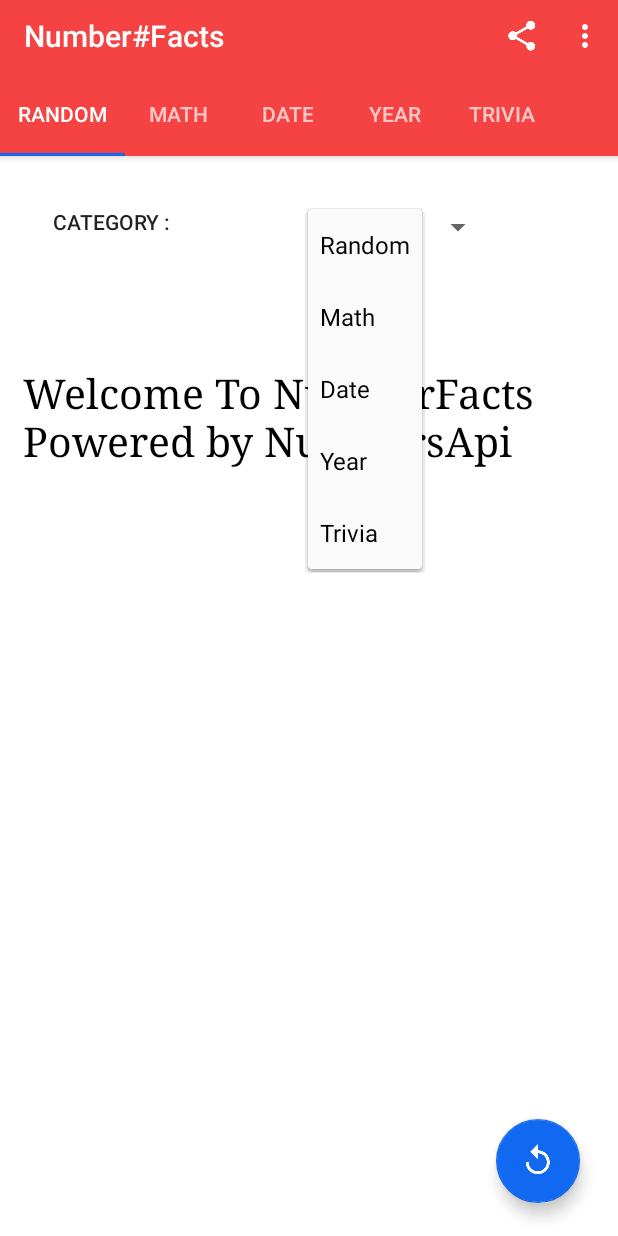
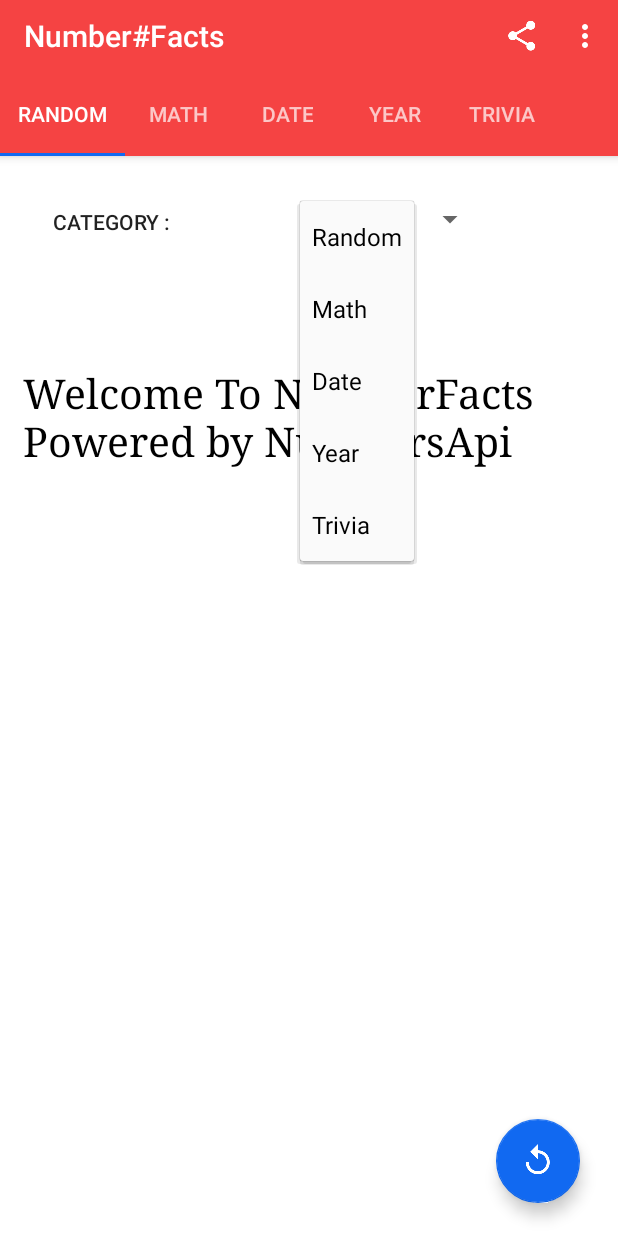
Before and after one commit to vichustephen/NumberFacts, an Android app: the screen it shows after launch (MainActivity), after a tap on "Random", on a phone screen of 412 x 824 dp. Run offline under Robolectric (Android 15) with nearby library versions, the phone set to English and light mode, and no system bars; our stand-ins replace Volley; network calls fail.

Commit message:
Oreo Update

```diff
--- a/app/src/main/AndroidManifest.xml
+++ b/app/src/main/AndroidManifest.xml
@@ -4,6 +4,7 @@
 
     <uses-permission android:name="android.permission.INTERNET"/>
     <uses-permission android:name="android.permission.SYSTEM_ALERT_WINDOW"/>
+    <uses-permission android:name="android.permission.ACCESS_NETWORK_STATE"/>
 
     <application
         android:allowBackup="true"
--- a/app/src/main/java/com/seven/zion/numberfacts/MainActivity.java
+++ b/app/src/main/java/com/seven/zion/numberfacts/MainActivity.java
@@ -7,11 +7,8 @@ import android.content.SharedPreferences;
 import android.net.Uri;
 import android.os.Build;
 import android.preference.PreferenceManager;
-import android.preference.SwitchPreference;
 import android.provider.Settings;
 import android.support.design.widget.AppBarLayout;
-import android.support.design.widget.CollapsingToolbarLayout;
-import android.support.design.widget.FloatingActionButton;
 import android.support.design.widget.TabLayout;
 import android.support.v4.app.Fragment;
 import android.support.v4.app.FragmentManager;
@@ -29,7 +26,6 @@ import android.widget.Toast;
 
 import java.util.ArrayList;
 import java.util.List;
-import java.util.zip.Inflater;
 
 public class MainActivity extends AppCompatActivity {
     private Toolbar toolbar;
--- a/app/src/main/java/com/seven/zion/numberfacts/RandomFacts.java
+++ b/app/src/main/java/com/seven/zion/numberfacts/RandomFacts.java
@@ -3,8 +3,6 @@ package com.seven.zion.numberfacts;
 
 import android.content.Intent;
 import android.os.Bundle;
-import android.support.annotation.Nullable;
-import android.support.design.widget.AppBarLayout;
 import android.support.design.widget.FloatingActionButton;
 import android.support.v4.app.Fragment;
 import android.util.Log;
@@ -28,7 +26,6 @@ import com.android.volley.VolleyError;
 import com.android.volley.toolbox.StringRequest;
 import com.android.volley.toolbox.Volley;
 
-
 /**
  * A simple {@link Fragment} subclass.
  */
@@ -40,7 +37,7 @@ public class RandomFacts extends Fragment implements AdapterView.OnItemSelectedL
     FloatingActionButton refresh;
     Spinner typeSpinner;
     String url;
-    FrameLayout BG;
+    //String AdsAppId = "ca-app-pub-6586731755050121~1655994233";
     public RandomFacts() {
         // Required empty public constructor
     }
@@ -57,11 +54,14 @@ public class RandomFacts extends Fragment implements AdapterView.OnItemSelectedL
         // Inflate the layout for this fragment
         View view = inflater.inflate(R.layout.fragment_random_facts, container, false);
         typeSpinner = (Spinner)view.findViewById(R.id.spinner);
-        BG = (FrameLayout)view.findViewById(R.id.BgLayout);
         ArrayAdapter<CharSequence> types = ArrayAdapter.createFromResource(getActivity(),R.array.types,android.R.layout.simple_spinner_item);
         types.setDropDownViewResource(android.R.layout.simple_spinner_dropdown_item);
         typeSpinner.setAdapter(types);
         typeSpinner.setOnItemSelectedListener(this);
+        /*MobileAds.initialize(getActivity(),AdsAppId);
+        AdView adView = new AdView(getActivity());
+        adView.setAdSize(AdSize.BANNER);
+        adView.setAdUnitId("ca-app-pub-6586731755050121/8848088548");*/
         refresh = (FloatingActionButton)view.findViewById(R.id.Rfab);
         resp = (TextView)view.findViewById(R.id.Resp);
         queue = Volley.newRequestQueue(getContext());
--- a/app/src/main/java/com/seven/zion/numberfacts/settingsActivity.java
+++ b/app/src/main/java/com/seven/zion/numberfacts/settingsActivity.java
@@ -31,7 +31,6 @@ public class settingsActivity extends AppCompatActivity{
         finish();
         return super.onSupportNavigateUp();
     }
-
     @Override
     public void onCreate(Bundle savedInstanceState) {
         SharedPreferences pref = getApplicationContext().getSharedPreferences(TAG_THEME,0);
--- a/app/src/main/res/layout/fragment_random_facts.xml
+++ b/app/src/main/res/layout/fragment_random_facts.xml
@@ -24,9 +24,9 @@
         android:id="@+id/spinner"
         android:layout_width="wrap_content"
         android:layout_height="wrap_content"
-        android:layout_marginLeft="205dp"
-        android:layout_marginStart="205dp"
-        android:layout_marginTop="35dp" />
+        android:layout_marginLeft="200dp"
+        android:layout_marginStart="200dp"
+        android:layout_marginTop="30dp" />
 
     <TextView
         android:id="@+id/textView"
--- a/app/src/main/res/values-v21/styles.xml
+++ /dev/null
@@ -1,24 +0,0 @@
-<?xml version="1.0" encoding="utf-8"?>
-<resources>
-    <style name="MyMaterialThemeRed" parent="RedTheme">
-        <item name="android:windowContentTransitions">true</item>
-        <item name="android:windowAllowEnterTransitionOverlap">true</item>
-        <item name="android:windowAllowReturnTransitionOverlap">true</item>
-        <item name="android:windowSharedElementEnterTransition">@android:transition/move</item>
-        <item name="android:windowSharedElementExitTransition">@android:transition/move</item>
-    </style>
-    <style name="MyMaterialThemeBlue" parent="BlueTheme">
-        <item name="android:windowContentTransitions">true</item>
-        <item name="android:windowAllowEnterTransitionOverlap">true</item>
-        <item name="android:windowAllowReturnTransitionOverlap">true</item>
-        <item name="android:windowSharedElementEnterTransition">@android:transition/move</item>
-        <item name="android:windowSharedElementExitTransition">@android:transition/move</item>
-    </style>
-    <style name="MyMaterialThemeGreen" parent="GreenTheme">
-        <item name="android:windowContentTransitions">true</item>
-        <item name="android:windowAllowEnterTransitionOverlap">true</item>
-        <item name="android:windowAllowReturnTransitionOverlap">true</item>
-        <item name="android:windowSharedElementEnterTransition">@android:transition/move</item>
-        <item name="android:windowSharedElementExitTransition">@android:transition/move</item>
-    </style>
-</resources>
--- a/app/src/main/res/values/styles.xml
+++ b/app/src/main/res/values/styles.xml
@@ -7,21 +7,21 @@
         <item name="colorPrimaryDark">@color/colorPrimaryDark</item>
         <item name="colorAccent">@color/colorAccent</item>
     </style>
-    <style name="RedTheme" parent="Theme.AppCompat.Light.DarkActionBar">
+    <style name="MyMaterialThemeRed" parent="Theme.AppCompat.Light.DarkActionBar">
         <item name="windowNoTitle">true</item>
         <item name="windowActionBar">false</item>
         <item name="colorPrimary">@color/colorPrimary</item>
         <item name="colorPrimaryDark">@color/colorPrimaryDark</item>
         <item name="colorAccent">@color/colorAccent</item>
     </style>
-    <style name="BlueTheme" parent="Theme.AppCompat.Light.DarkActionBar">
+    <style name="MyMaterialThemeBlue" parent="Theme.AppCompat.Light.DarkActionBar">
         <item name="windowNoTitle">true</item>
         <item name="windowActionBar">false</item>
         <item name="colorPrimary">@color/BluecolorPrimary</item>
         <item name="colorPrimaryDark">@color/BluecolorPrimaryDark</item>
         <item name="colorAccent">@color/BluecolorAccent</item>
     </style>
-    <style name="GreenTheme" parent="Theme.AppCompat.Light.DarkActionBar">
+    <style name="MyMaterialThemeGreen" parent="Theme.AppCompat.Light.DarkActionBar">
         <item name="windowNoTitle">true</item>
         <item name="windowActionBar">false</item>
         <item name="colorPrimary">@color/GreencolorPrimary</item>
--- a/build.gradle
+++ b/build.gradle
@@ -9,12 +9,16 @@ buildscript {
 
         // NOTE: Do not place your application dependencies here; they belong
         // in the individual module build.gradle files
+        classpath 'com.google.gms:google-services:4.1.0'
     }
 }
 
 allprojects {
     repositories {
         jcenter()
+        maven {
+            url "https://maven.google.com" // Google's Maven repository
+        }
     }
 }
 
```
Also changed, not shown: app/build.gradle (+15 -10 lines), app/src/main/java/com/seven/zion/numberfacts/AppCompatPreferences.java (added, +112 -0 lines), app/src/main/java/com/seven/zion/numberfacts/PopHeadService.java (+7 -2 lines).
